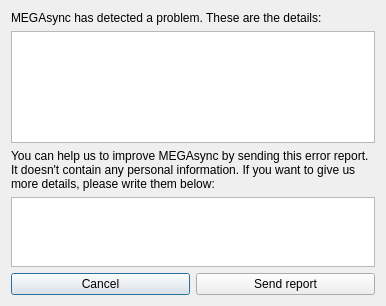
Above: Source/MEGASync/gui/CrashReportDialog.ui from meganz/MEGAsync before the change. Below: the same form after it.
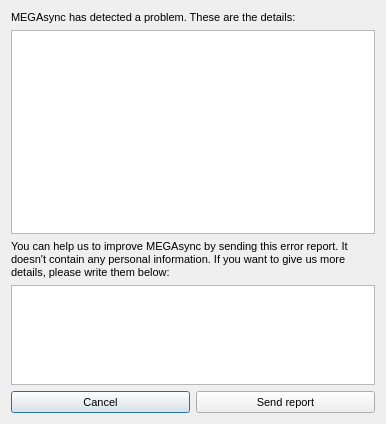
That is the form after the change.

Patch:
```diff
--- a/Source/MEGASync/gui/CrashReportDialog.ui
+++ b/Source/MEGASync/gui/CrashReportDialog.ui
@@ -7,12 +7,40 @@
     <x>0</x>
     <y>0</y>
     <width>386</width>
-    <height>306</height>
+    <height>424</height>
    </rect>
   </property>
   <property name="windowTitle">
    <string>Error report</string>
   </property>
+  <property name="styleSheet">
+   <string notr="true">QWidget
+{
+font-size: 11px;
+}
+
+QCheckBox::indicator {
+     width: 16px;
+     height: 16px;
+ }
+
+QRadioButton::indicator {
+     width: 16px;
+     height: 16px;
+ }
+
+QScrollBar:horizontal {
+height: 16px;
+}
+
+QPushButton
+{
+    min-height: 14px;
+	height: 14px;
+}
+
+</string>
+  </property>
   <layout class="QVBoxLayout" name="verticalLayout">
    <item>
     <widget class="QLabel" name="label">
@@ -49,12 +77,30 @@
    </item>
    <item>
     <widget class="QWidget" name="widget" native="true">
+     <property name="maximumSize">
+      <size>
+       <width>16777215</width>
+       <height>26</height>
+      </size>
+     </property>
      <layout class="QHBoxLayout" name="horizontalLayout">
       <property name="margin">
        <number>0</number>
       </property>
       <item>
        <widget class="QPushButton" name="bCancel">
+        <property name="sizePolicy">
+         <sizepolicy hsizetype="Minimum" vsizetype="Preferred">
+          <horstretch>0</horstretch>
+          <verstretch>0</verstretch>
+         </sizepolicy>
+        </property>
+        <property name="minimumSize">
+         <size>
+          <width>0</width>
+          <height>16</height>
+         </size>
+        </property>
         <property name="text">
          <string>Cancel</string>
         </property>
@@ -62,6 +108,18 @@
       </item>
       <item>
        <widget class="QPushButton" name="bOK">
+        <property name="sizePolicy">
+         <sizepolicy hsizetype="Minimum" vsizetype="Preferred">
+          <horstretch>0</horstretch>
+          <verstretch>0</verstretch>
+         </sizepolicy>
+        </property>
+        <property name="minimumSize">
+         <size>
+          <width>0</width>
+          <height>16</height>
+         </size>
+        </property>
         <property name="text">
          <string>Send report</string>
         </property>
```
